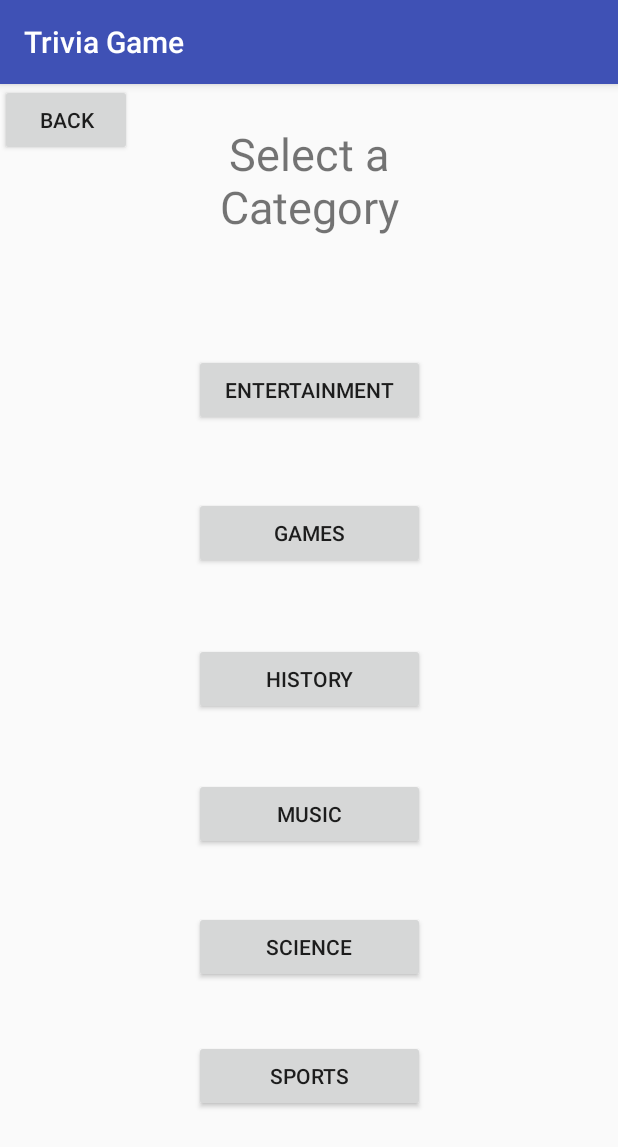
After one commit to GDMSProduction/GetQuiz, an Android app: the SoloScreen screen opened directly, with no data from a screen before it, on a phone screen of 412 x 824 dp. The commit adds this screen. Shown: the top 1147 px of the screen. Run offline under Robolectric (Android 15) with nearby library versions, the phone set to English and light mode, and no system bars.

Commit message:
Put Main Menu and Solo Screen(back button also)

```diff
--- a/TriviaGame/app/src/main/AndroidManifest.xml
+++ b/TriviaGame/app/src/main/AndroidManifest.xml
@@ -16,6 +16,7 @@
                 <category android:name="android.intent.category.LAUNCHER" />
             </intent-filter>
         </activity>
+        <activity android:name=".SoloScreen"></activity>
     </application>
 
 </manifest>
--- /dev/null
+++ b/TriviaGame/app/src/main/java/fullsailclass/triviagame/SoloScreen.java
@@ -0,0 +1,31 @@
+package fullsailclass.triviagame;
+
+import android.support.v7.app.AppCompatActivity;
+import android.os.Bundle;
+import android.view.View;
+import android.widget.Button;
+
+public class SoloScreen extends AppCompatActivity {
+
+    @Override
+    protected void onCreate(Bundle savedInstanceState) {
+        super.onCreate(savedInstanceState);
+        setContentView(R.layout.activity_solo_screen);
+
+        configureSGBackButton();
+    }
+
+    public void configureSGBackButton() {
+        Button back = (Button) findViewById(R.id.Back);
+        back.setOnClickListener(new View.OnClickListener() {
+            @Override
+            public void onClick(View view) {
+
+                finish();
+
+            }
+
+        });
+    }
+
+}
--- /dev/null
+++ b/TriviaGame/app/src/main/res/layout/activity_solo_screen.xml
@@ -0,0 +1,95 @@
+<?xml version="1.0" encoding="utf-8"?>
+<android.support.constraint.ConstraintLayout xmlns:android="http://schemas.android.com/apk/res/android"
+    xmlns:app="http://schemas.android.com/apk/res-auto"
+    xmlns:tools="http://schemas.android.com/tools"
+    android:layout_width="match_parent"
+    android:layout_height="match_parent"
+    tools:context="fullsailclass.triviagame.SoloScreen">
+
+    <Button
+        android:id="@+id/Science"
+        android:layout_width="154dp"
+        android:layout_height="wrap_content"
+        android:text="Science"
+        app:layout_constraintBottom_toBottomOf="parent"
+        app:layout_constraintLeft_toLeftOf="parent"
+        app:layout_constraintRight_toRightOf="parent"
+        app:layout_constraintTop_toTopOf="parent"
+        app:layout_constraintVertical_bias="0.766" />
+
+    <TextView
+        android:id="@+id/textView"
+        android:layout_width="147dp"
+        android:layout_height="76dp"
+        android:text="Select a Category"
+        android:textAlignment="center"
+        android:textSize="30sp"
+        app:layout_constraintBottom_toBottomOf="parent"
+        app:layout_constraintLeft_toLeftOf="parent"
+        app:layout_constraintRight_toRightOf="parent"
+        app:layout_constraintTop_toTopOf="parent"
+        app:layout_constraintVertical_bias="0.038" />
+
+    <Button
+        android:id="@+id/Sports"
+        android:layout_width="154dp"
+        android:layout_height="wrap_content"
+        android:text="Sports"
+        app:layout_constraintBottom_toBottomOf="parent"
+        app:layout_constraintLeft_toLeftOf="parent"
+        app:layout_constraintRight_toRightOf="parent"
+        app:layout_constraintTop_toTopOf="parent"
+        app:layout_constraintVertical_bias="0.885" />
+
+    <Button
+        android:id="@+id/History"
+        android:layout_width="154dp"
+        android:layout_height="wrap_content"
+        android:text="History"
+        app:layout_constraintBottom_toBottomOf="parent"
+        app:layout_constraintLeft_toLeftOf="parent"
+        app:layout_constraintRight_toRightOf="parent"
+        app:layout_constraintTop_toTopOf="parent"
+        app:layout_constraintVertical_bias="0.518" />
+
+    <Button
+        android:id="@+id/Entertainment"
+        android:layout_width="154dp"
+        android:layout_height="wrap_content"
+        android:text="Entertainment"
+        app:layout_constraintBottom_toBottomOf="parent"
+        app:layout_constraintLeft_toLeftOf="parent"
+        app:layout_constraintRight_toRightOf="parent"
+        app:layout_constraintTop_toTopOf="parent"
+        app:layout_constraintVertical_bias="0.25" />
+
+    <Button
+        android:id="@+id/Games"
+        android:layout_width="154dp"
+        android:layout_height="wrap_content"
+        android:text="Games"
+        app:layout_constraintBottom_toBottomOf="parent"
+        app:layout_constraintLeft_toLeftOf="parent"
+        app:layout_constraintRight_toRightOf="parent"
+        app:layout_constraintTop_toTopOf="parent"
+        app:layout_constraintVertical_bias="0.382" />
+
+    <Button
+        android:id="@+id/Music"
+        android:layout_width="154dp"
+        android:layout_height="wrap_content"
+        android:text="Music"
+        app:layout_constraintBottom_toBottomOf="parent"
+        app:layout_constraintLeft_toLeftOf="parent"
+        app:layout_constraintRight_toRightOf="parent"
+        app:layout_constraintTop_toTopOf="parent"
+        app:layout_constraintVertical_bias="0.643" />
+
+    <Button
+        android:id="@+id/Back"
+        android:layout_width="wrap_content"
+        android:layout_height="wrap_content"
+        android:text="Back"
+        tools:layout_editor_absoluteX="277dp"
+        tools:layout_editor_absoluteY="3dp" />
+</android.support.constraint.ConstraintLayout>
```
Also changed, not shown: TriviaGame/app/src/main/java/fullsailclass/triviagame/MainMenu.java (+21 -1 lines), TriviaGame/app/src/main/res/layout/activity_main_menu.xml (+44 -4 lines), 1 other file.
